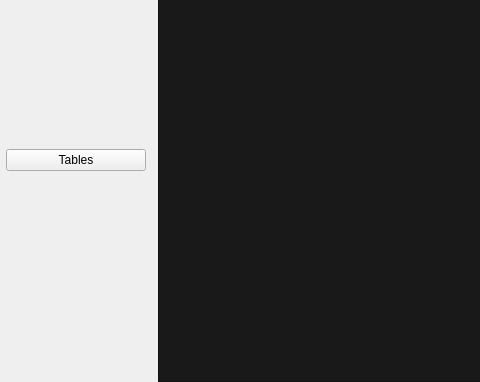
Before: the Qt Designer form app/views/MainLayout.ui in snorlax95/Goofy-SQL, drawn with Qt 5; both pictures show x 0 to 480 and y 162 to 544 of the 829 by 544 pixel window.
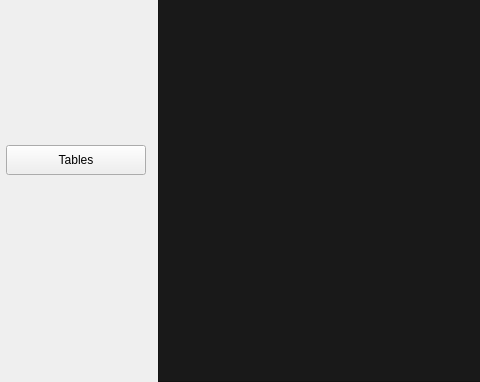
After: the same form once the commit is applied. Icons and pictures are not drawn.

```diff
--- a/app/views/MainLayout.ui
+++ b/app/views/MainLayout.ui
@@ -99,13 +99,13 @@
          <property name="minimumSize">
           <size>
            <width>140</width>
-           <height>15</height>
+           <height>30</height>
           </size>
          </property>
          <property name="maximumSize">
           <size>
            <width>130</width>
-           <height>16777215</height>
+           <height>30</height>
           </size>
          </property>
          <property name="styleSheet">
```
